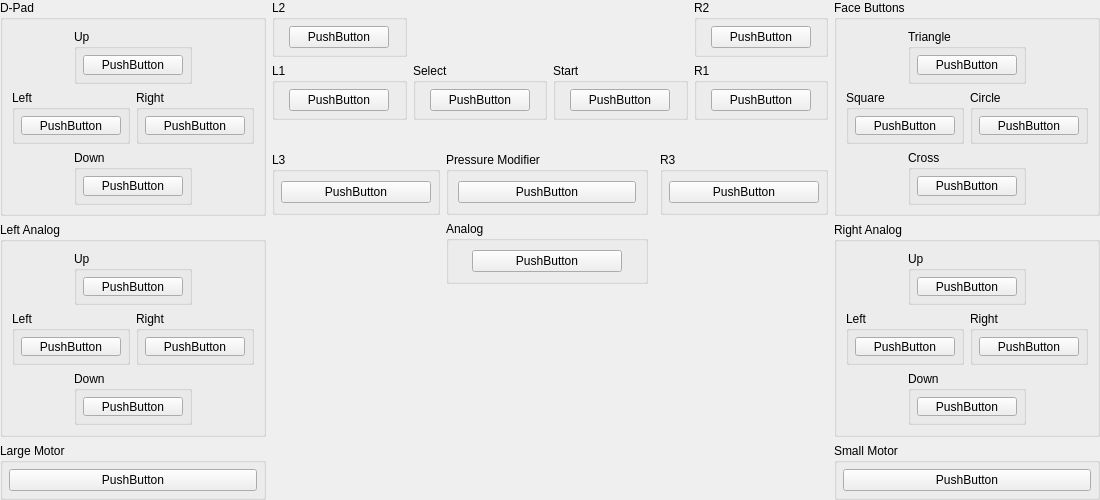
Old version of the form pcsx2-qt/Settings/ControllerBindingWidget_DualShock2.ui in the repository PCSX2/pcsx2.
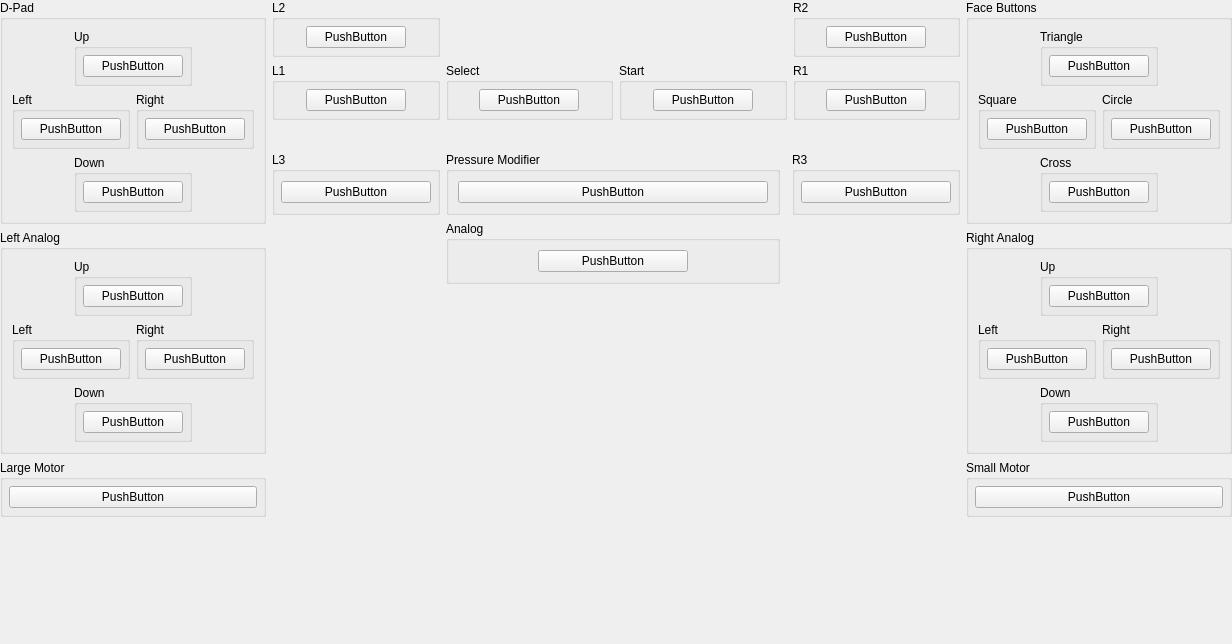
New version of the form. Icons and pictures are not drawn. Custom widgets are drawn as their Qt base class.

Diff of the .ui file:
```diff
--- a/pcsx2-qt/Settings/ControllerBindingWidget_DualShock2.ui
+++ b/pcsx2-qt/Settings/ControllerBindingWidget_DualShock2.ui
@@ -6,8 +6,8 @@
    <rect>
     <x>0</x>
     <y>0</y>
-    <width>1100</width>
-    <height>500</height>
+    <width>1232</width>
+    <height>644</height>
    </rect>
   </property>
   <property name="sizePolicy">
```
Left out of the diff: 2 changed lines with no effect on the pictures.
